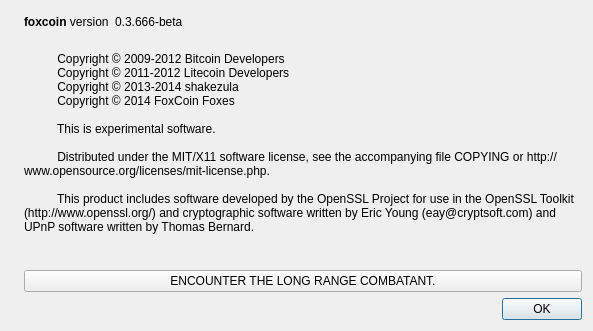
Old version of the form src/qt/forms/aboutdialog.ui in the repository plusevcoin/plusevcoin.
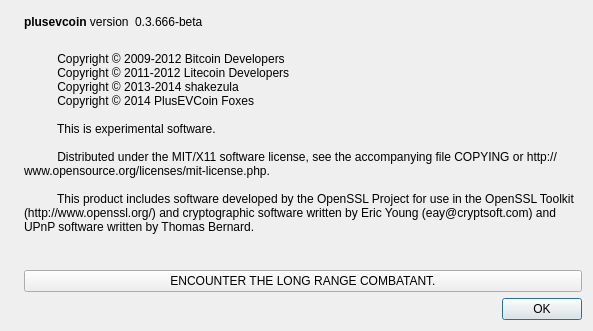
New version of the form. Icons and pictures are not drawn.

```diff
--- a/src/qt/forms/aboutdialog.ui
+++ b/src/qt/forms/aboutdialog.ui
@@ -50,7 +50,7 @@
           <cursorShape>IBeamCursor</cursorShape>
          </property>
          <property name="text">
-          <string>&lt;html&gt;&lt;head/&gt;&lt;body&gt;&lt;p&gt;&lt;span style=&quot; font-weight:600;&quot;&gt;foxcoin&lt;/span&gt; version&lt;/p&gt;&lt;/body&gt;&lt;/html&gt;</string>
+          <string>&lt;html&gt;&lt;head/&gt;&lt;body&gt;&lt;p&gt;&lt;span style=&quot; font-weight:600;&quot;&gt;plusevcoin&lt;/span&gt; version&lt;/p&gt;&lt;/body&gt;&lt;/html&gt;</string>
          </property>
          <property name="textInteractionFlags">
           <set>Qt::LinksAccessibleByMouse|Qt::TextSelectableByKeyboard|Qt::TextSelectableByMouse</set>
@@ -98,7 +98,7 @@
           Copyright © 2009-2012 Bitcoin Developers
           Copyright © 2011-2012 Litecoin Developers
           Copyright © 2013-2014 shakezula
-          Copyright © 2014 FoxCoin Foxes
+          Copyright © 2014 PlusEVCoin Foxes
 
           This is experimental software. 
 
```
Left out of the diff: 2 changed lines with no effect on the pictures.
